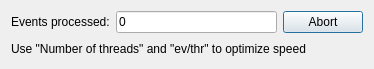
Above: ants3bundle/src/ants3/gui/particleSim/aeventsdonedialog.ui from andrmor/ANTS3bundle before the change. Below: the same form after it.
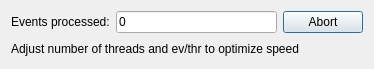
That is the form after the change.

```diff
--- a/ants3bundle/src/ants3/gui/particleSim/aeventsdonedialog.ui
+++ b/ants3bundle/src/ants3/gui/particleSim/aeventsdonedialog.ui
@@ -45,7 +45,7 @@
    <item>
     <widget class="QLabel" name="label_2">
      <property name="text">
-      <string>Use &quot;Number of threads&quot; and &quot;ev/thr&quot; to optimize speed</string>
+      <string>Adjust number of threads and ev/thr to optimize speed</string>
      </property>
     </widget>
    </item>
```
